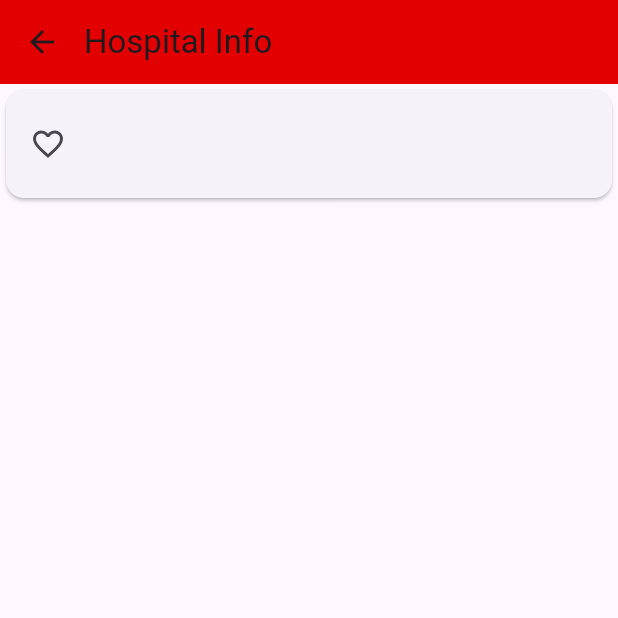
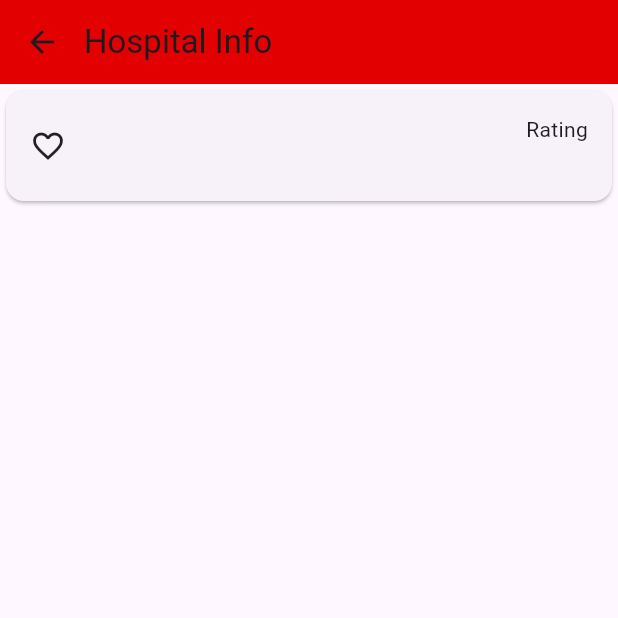
Before and after one commit to MAHMOUDELSAYED69/Find-Hospital, a Flutter app: the HospitalDetailScreen screen opened by its route, on a phone screen of 412 x 824 dp, the top half of it. Run offline on Flutter 3.47's test engine with Material 3 defaults, Android fonts, the phone set to English and light mode, and no system bars; our stand-ins replace bloc, dio, flutter_bloc, flutter_dotenv, geolocator, lottie.

Commit message:
build HospitalInfoCard.

```diff
--- a/lib/view/screen/find_hospital_screen.dart
+++ b/lib/view/screen/find_hospital_screen.dart
@@ -1,5 +1,3 @@
-import 'dart:developer';
-
 import 'package:find_hospital/bloc/hospital/find_hospital_cubit.dart';
 import 'package:find_hospital/core/constant/color.dart';
 import 'package:find_hospital/core/constant/routes.dart';
--- a/lib/view/screen/hospital_details.dart
+++ b/lib/view/screen/hospital_details.dart
@@ -17,29 +17,39 @@ class HospitalDetailScreen extends StatelessWidget {
       body: Center(
         child: Column(
           children: [
-            Card(
-              child: ListTile(
-                title: Text(hospital?.name ?? ""),
-                subtitle: Text(hospital?.compoundCode ?? ""),
-                trailing: Column(
-                  mainAxisAlignment: MainAxisAlignment.center,
-                  children: [
-                    Text(
-                      hospital?.rating.toString() ?? "",
-                    ),
-                    Text(hospital?.businessStatus ?? ""),
-                  ],
+            _buildHospitalInfoCard(),
+          ],
+        ),
+      ),
+    );
+  }
+
+  Widget _buildHospitalInfoCard() {
+    return Card(
+      child: Padding(
+        padding: const EdgeInsets.all(16),
+        child: Row(
+          children: [
+            const Icon(Icons.favorite_border),
+            const SizedBox(width: 15),
+            Column(
+              crossAxisAlignment: CrossAxisAlignment.start,
+              children: [
+                Text(hospital?.name ?? ""),
+                Text(hospital?.compoundCode ?? ""),
+              ],
+            ),
+            const Spacer(),
+            Column(
+              children: [
+                const Text("Rating"),
+                Text(
+                  hospital?.rating.toString() ?? "",
+                  style: const TextStyle(
+                      color: ColorManager.red, fontWeight: FontWeight.bold),
                 ),
-                leading: const Icon(Icons.favorite_border),
-              ),
-            )
-            //       Text("Hospital Title"),
-            //       Text("Hospital Address"),
-            //       Text("Hospital Rating"),
-            //       Text("Hospital Type"),
-            //       Text("Distance"),
-            //       Text("Time"),
-            //       Text("Favourite"),
+              ],
+            ),
           ],
         ),
       ),
--- a/pubspec.yaml
+++ b/pubspec.yaml
@@ -40,6 +40,7 @@ dependencies:
   lottie: ^3.1.0
   meta: ^1.11.0
   shared_preferences: ^2.2.3
+  url_launcher: ^6.3.0
   uuid: ^4.4.0
 
 dev_dependencies:
```
Also changed, not shown: pubspec.lock, 6 other files.
